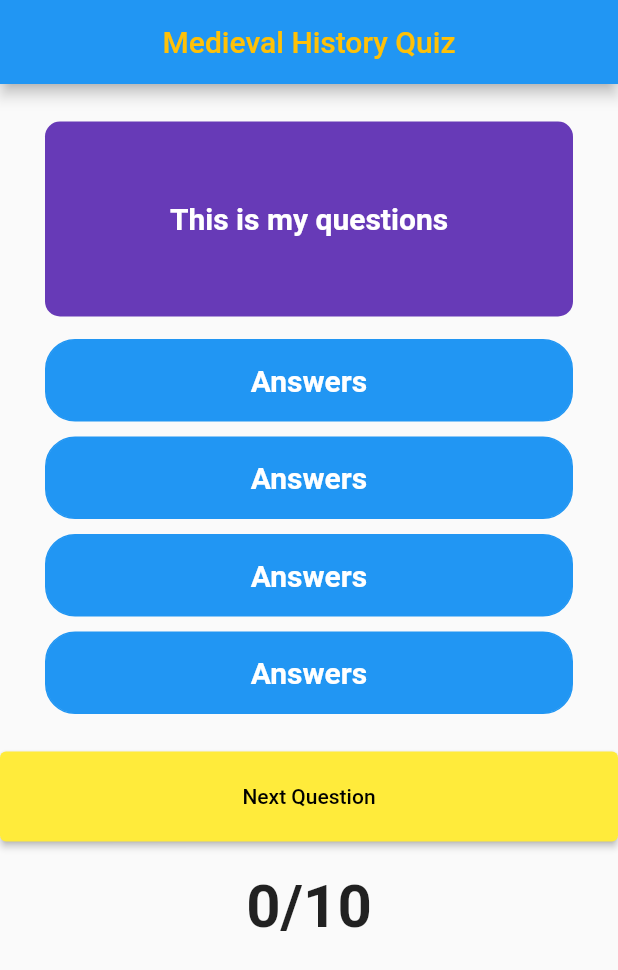
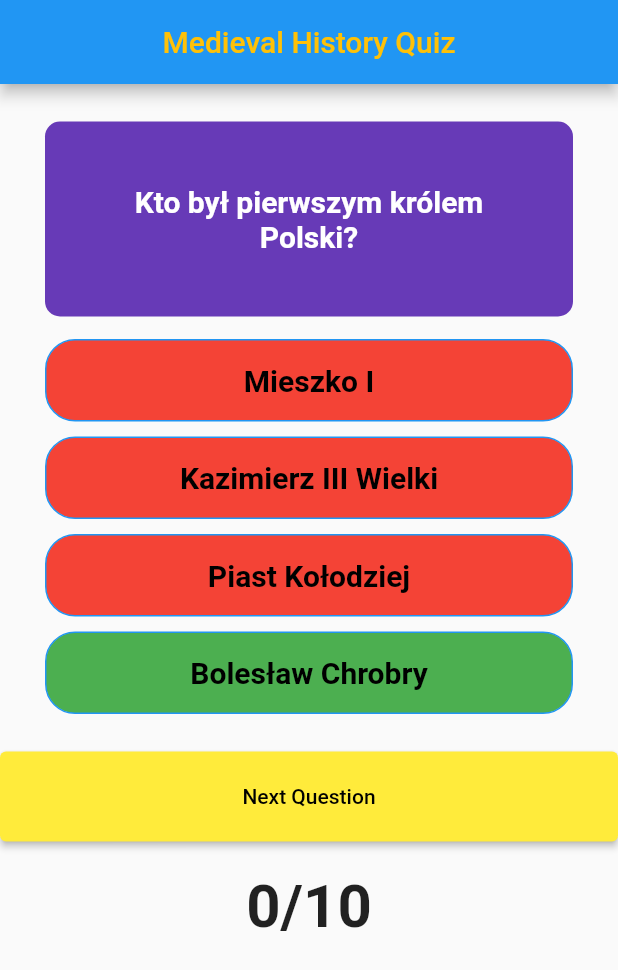
Before and after one commit to christopherwozniak/medieval_quiz, a Flutter app: the screen it shows after launch, on a phone screen of 412 x 824 dp. Shown: the top 970 px of the screen. Run offline on Flutter 3.47's test engine with Material 2 defaults, Android fonts, the light colour scheme and no system bars.

Commit message:
Add bool AnswerWasSelected

```diff
--- a/lib/answer/answer.dart
+++ b/lib/answer/answer.dart
@@ -0,0 +1,34 @@
+import 'package:flutter/material.dart';
+
+class Answer extends StatelessWidget {
+  final String answerText;
+  const Answer(
+      {super.key, required this.answerText, required this.answerColor});
+  final Color answerColor;
+
+  @override
+  Widget build(BuildContext context) {
+    return InkWell(
+      onTap: () {},
+      child: Container(
+        padding: const EdgeInsets.all(15.0),
+        margin: const EdgeInsets.symmetric(vertical: 5.0, horizontal: 30.0),
+        width: double.infinity,
+        decoration: BoxDecoration(
+          color: answerColor,
+          border: Border.all(color: Colors.blue),
+          borderRadius: BorderRadius.circular(20.0),
+        ),
+        child: Text(
+          answerText,
+          textAlign: TextAlign.center,
+          style: const TextStyle(
+            fontSize: 20.0,
+            color: Colors.black,
+            fontWeight: FontWeight.bold,
+          ),
+        ),
+      ),
+    );
+  }
+}
--- a/lib/home/home.dart
+++ b/lib/home/home.dart
@@ -1,17 +1,20 @@
 // ignore_for_file: library_private_types_in_public_api, unused_element
 
 import 'package:flutter/material.dart';
+import 'package:medieval_quiz/answer/answer.dart';
 
 class Home extends StatefulWidget {
   const Home({super.key});
+
   @override
   _HomeState createState() => _HomeState();
 }
 
 class _HomeState extends State<Home> {
   final List<Icon> _scoreTracker = [];
-  int _questioniIndex = 0;
-  int _totalScore = 0;
+  final int _questioniIndex = 0;
+  final int _totalScore = 0;
+  bool answerWasSelected = false;
 
   @override
   Widget build(BuildContext context) {
@@ -44,11 +47,11 @@ class _HomeState extends State<Home> {
                 color: Colors.deepPurple,
                 borderRadius: BorderRadius.circular(10.0),
               ),
-              child: const Center(
+              child: Center(
                 child: Text(
-                  'This is my questions',
+                  _questions[_questioniIndex]['question'] as String,
                   textAlign: TextAlign.center,
-                  style: TextStyle(
+                  style: const TextStyle(
                     fontSize: 20.0,
                     color: Colors.white,
                     fontWeight: FontWeight.bold,
@@ -56,97 +59,14 @@ class _HomeState extends State<Home> {
                 ),
               ),
             ),
-            InkWell(
-              onTap: () {},
-              child: Container(
-                padding: const EdgeInsets.all(15.0),
-                margin:
-                    const EdgeInsets.symmetric(vertical: 5.0, horizontal: 30.0),
-                width: double.infinity,
-                decoration: BoxDecoration(
-                  color: Colors.blue,
-                  border: Border.all(color: Colors.blue),
-                  borderRadius: BorderRadius.circular(20.0),
-                ),
-                child: const Text(
-                  'Answers',
-                  textAlign: TextAlign.center,
-                  style: TextStyle(
-                    fontSize: 20.0,
-                    color: Colors.white,
-                    fontWeight: FontWeight.bold,
-                  ),
-                ),
-              ),
-            ),
-            InkWell(
-              onTap: () {},
-              child: Container(
-                padding: const EdgeInsets.all(15.0),
-                margin:
-                    const EdgeInsets.symmetric(vertical: 5.0, horizontal: 30.0),
-                width: double.infinity,
-                decoration: BoxDecoration(
-                  color: Colors.blue,
-                  border: Border.all(color: Colors.blue),
-                  borderRadius: BorderRadius.circular(20.0),
-                ),
-                child: const Text(
-                  'Answers',
-                  textAlign: TextAlign.center,
-                  style: TextStyle(
-                    fontSize: 20.0,
-                    color: Colors.white,
-                    fontWeight: FontWeight.bold,
-                  ),
-                ),
-              ),
-            ),
-            InkWell(
-              onTap: () {},
-              child: Container(
-                padding: const EdgeInsets.all(15.0),
-                margin:
-                    const EdgeInsets.symmetric(vertical: 5.0, horizontal: 30.0),
-                width: double.infinity,
-                decoration: BoxDecoration(
-                  color: Colors.blue,
-                  border: Border.all(color: Colors.blue),
-                  borderRadius: BorderRadius.circular(20.0),
-                ),
-                child: const Text(
-                  'Answers',
-                  textAlign: TextAlign.center,
-                  style: TextStyle(
-                    fontSize: 20.0,
-                    color: Colors.white,
-                    fontWeight: FontWeight.bold,
-                  ),
-                ),
-              ),
-            ),
-            InkWell(
-              onTap: () {},
-              child: Container(
-                padding: const EdgeInsets.all(15.0),
-                margin:
-                    const EdgeInsets.symmetric(vertical: 5.0, horizontal: 30.0),
-                width: double.infinity,
-                decoration: BoxDecoration(
-                  color: Colors.blue,
-                  border: Border.all(color: Colors.blue),
-                  borderRadius: BorderRadius.circular(20.0),
-                ),
-                child: const Text(
-                  'Answers',
-                  textAlign: TextAlign.center,
-                  style: TextStyle(
-                    fontSize: 20.0,
-                    color: Colors.white,
-                    fontWeight: FontWeight.bold,
-                  ),
-                ),
-              ),
+            ...(_questions[_questioniIndex]['answers']
+                    as List<Map<String, Object>>)
+                .map(
+              (answer) => Answer(
+                  answerText: answer['answerText'].toString(),
+                  answerColor: answerWasSelected != answer['score']
+                      ? Colors.green
+                      : Colors.red),
             ),
             const SizedBox(
               height: 20.0,
@@ -210,3 +130,97 @@ final _questions = [
     ],
   },
 ];
+
+
+// InkWell(
+//               onTap: () {},
+//               child: Container(
+//                 padding: const EdgeInsets.all(15.0),
+//                 margin:
+//                     const EdgeInsets.symmetric(vertical: 5.0, horizontal: 30.0),
+//                 width: double.infinity,
+//                 decoration: BoxDecoration(
+//                   color: Colors.blue,
+//                   border: Border.all(color: Colors.blue),
+//                   borderRadius: BorderRadius.circular(20.0),
+//                 ),
+//                 child: const Text(
+//                   'Answers',
+//                   textAlign: TextAlign.center,
+//                   style: TextStyle(
+//                     fontSize: 20.0,
+//                     color: Colors.white,
+//                     fontWeight: FontWeight.bold,
+//                   ),
+//                 ),
+//               ),
+//             ),
+//             InkWell(
+//               onTap: () {},
+//               child: Container(
+//                 padding: const EdgeInsets.all(15.0),
+//                 margin:
+//                     const EdgeInsets.symmetric(vertical: 5.0, horizontal: 30.0),
+//                 width: double.infinity,
+//                 decoration: BoxDecoration(
+//                   color: Colors.blue,
+//                   border: Border.all(color: Colors.blue),
+//                   borderRadius: BorderRadius.circular(20.0),
+//                 ),
+//                 child: const Text(
+//                   'Answers',
+//                   textAlign: TextAlign.center,
+//                   style: TextStyle(
+//                     fontSize: 20.0,
+//                     color: Colors.white,
+//                     fontWeight: FontWeight.bold,
+//                   ),
+//                 ),
+//               ),
+//             ),
+//             InkWell(
+//               onTap: () {},
+//               child: Container(
+//                 padding: const EdgeInsets.all(15.0),
+//                 margin:
+//                     const EdgeInsets.symmetric(vertical: 5.0, horizontal: 30.0),
+//                 width: double.infinity,
+//                 decoration: BoxDecoration(
+//                   color: Colors.blue,
+//                   border: Border.all(color: Colors.blue),
+//                   borderRadius: BorderRadius.circular(20.0),
+//                 ),
+//                 child: const Text(
+//                   'Answers',
+//                   textAlign: TextAlign.center,
+//                   style: TextStyle(
+//                     fontSize: 20.0,
+//                     color: Colors.white,
+//                     fontWeight: FontWeight.bold,
+//                   ),
+//                 ),
+//               ),
+//             ),
+//             InkWell(
+//               onTap: () {},
+//               child: Container(
+//                 padding: const EdgeInsets.all(15.0),
+//                 margin:
+//                     const EdgeInsets.symmetric(vertical: 5.0, horizontal: 30.0),
+//                 width: double.infinity,
+//                 decoration: BoxDecoration(
+//                   color: Colors.blue,
+//                   border: Border.all(color: Colors.blue),
+//                   borderRadius: BorderRadius.circular(20.0),
+//                 ),
+//                 child: const Text(
+//                   'Answers',
+//                   textAlign: TextAlign.center,
+//                   style: TextStyle(
+//                     fontSize: 20.0,
+//                     color: Colors.white,
+//                     fontWeight: FontWeight.bold,
+//                   ),
+//                 ),
+//               ),
+//             ),
```
Also changed, not shown: 1 other file.
